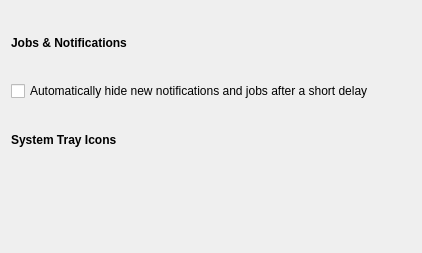
mgottschlag/kwin-tiling, file plasma/applets/systemtray/ui/autohide.ui: the form before one commit.
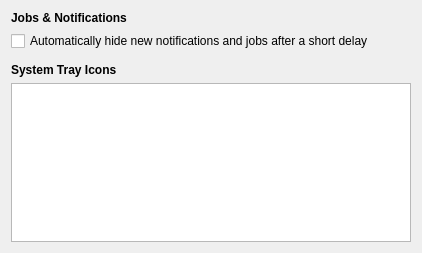
The form after the commit. Custom widgets are drawn as their Qt base class.

Commit message: i _hate_ those dual list selector things ... a simple list with checkboxes will do!

```diff
--- a/plasma/applets/systemtray/ui/autohide.ui
+++ b/plasma/applets/systemtray/ui/autohide.ui
@@ -31,6 +31,22 @@
      </property>
     </widget>
    </item>
+   <item>
+    <spacer name="verticalSpacer">
+     <property name="orientation">
+      <enum>Qt::Vertical</enum>
+     </property>
+     <property name="sizeType">
+      <enum>QSizePolicy::Fixed</enum>
+     </property>
+     <property name="sizeHint" stdset="0">
+      <size>
+       <width>20</width>
+       <height>6</height>
+      </size>
+     </property>
+    </spacer>
+   </item>
    <item>
     <widget class="QLabel" name="label_2">
      <property name="font">
@@ -45,17 +61,10 @@
     </widget>
    </item>
    <item>
-    <widget class="KActionSelector" name="taskSelector"/>
+    <widget class="QListWidget" name="icons"/>
    </item>
   </layout>
  </widget>
- <customwidgets>
-  <customwidget>
-   <class>KActionSelector</class>
-   <extends>QWidget</extends>
-   <header>kactionselector.h</header>
-  </customwidget>
- </customwidgets>
  <resources/>
  <connections/>
 </ui>
```
The commit also changes 2 other files.
